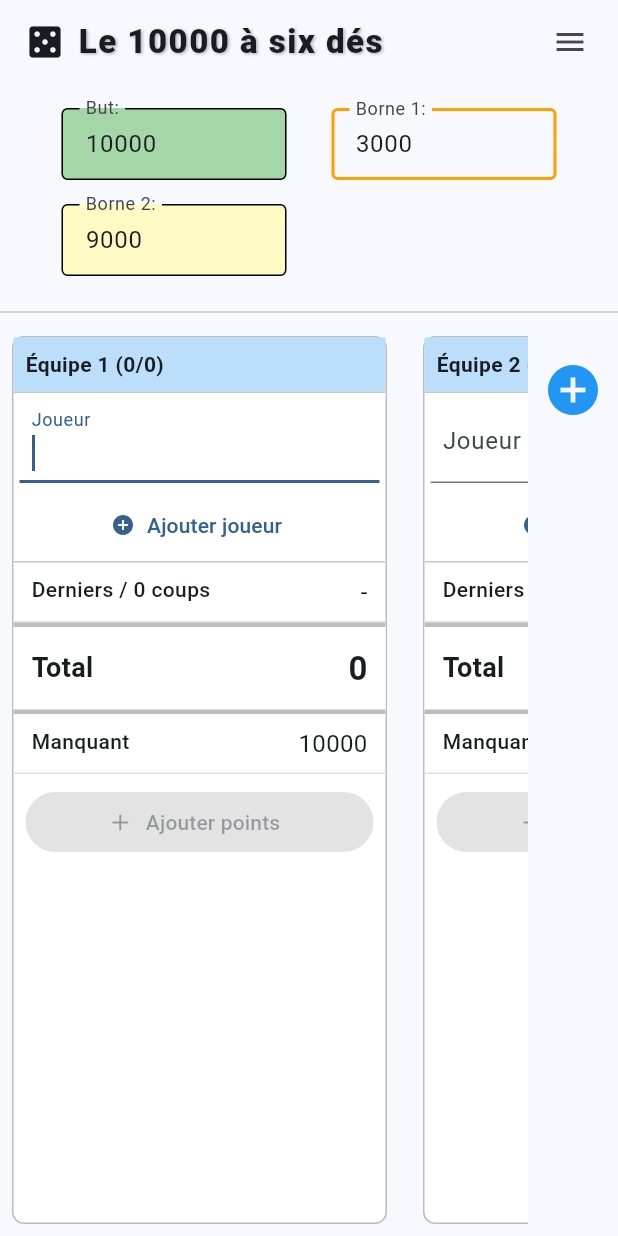
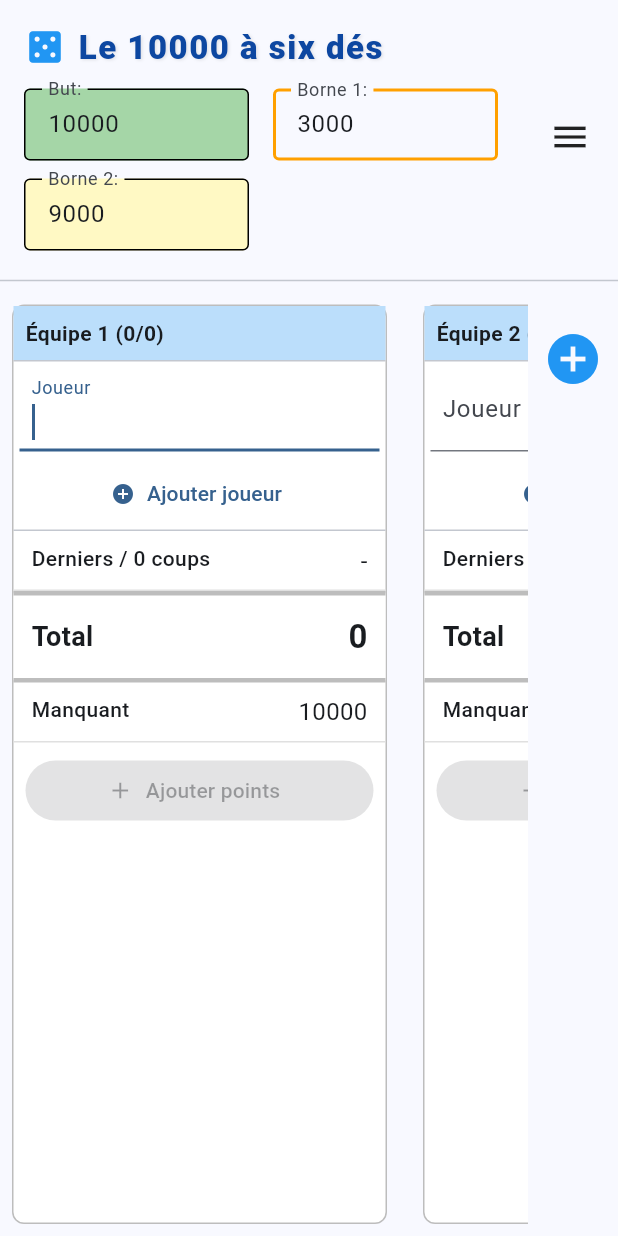
Before and after one commit to SilenusMartin/dix_mille, a Flutter app: the screen it shows after launch, on a phone screen of 412 x 824 dp. Run offline on Flutter 3.47's test engine with Material 3 defaults, Android fonts, the phone set to English and light mode, and no system bars.

Commit message:
Optimize layout for iOS Safari: remove AppBar, wrap body in SafeArea, and integrate Title, Bornes, and Menu in a single row

```diff
--- a/lib/screens/home_screen.dart
+++ b/lib/screens/home_screen.dart
@@ -11,64 +11,10 @@ class HomeScreen extends StatelessWidget {
     final gameState = Provider.of<GameState>(context);
 
     return Scaffold(
-      appBar: AppBar(
-        title: Row(
-          mainAxisSize: MainAxisSize.min,
+      body: SafeArea(
+        child: Column(
           children: [
-            const Icon(Icons.casino, size: 28),
-            const SizedBox(width: 8),
-            Text(
-              'Le 10000 à six dés',
-              style: TextStyle(
-                fontWeight: FontWeight.w900,
-                fontSize: 22,
-                letterSpacing: 1.0,
-                shadows: [
-                  Shadow(offset: const Offset(1, 1), blurRadius: 2.0, color: Colors.black.withOpacity(0.3)),
-                ],
-              ),
-            ),
-          ],
-        ),
-        actions: [
-          PopupMenuButton<String>(
-            onSelected: (value) {
-              if (value == 'nouvelle') {
-                gameState.resetGame();
-              } else if (value == 'tournoi') {
-                gameState.newTournament();
-              } else if (value == 'reset') {
-                gameState.resetApp();
-              }
-            },
-            itemBuilder: (context) => [
-              const PopupMenuItem(
-                value: 'nouvelle',
-                child: Row(
-                  children: [Icon(Icons.refresh, color: Colors.blue), SizedBox(width: 8), Text('Nouvelle partie')],
-                ),
-              ),
-              const PopupMenuItem(
-                value: 'tournoi',
-                child: Row(
-                  children: [Icon(Icons.emoji_events, color: Colors.amber), SizedBox(width: 8), Text('Nouveau tournoi')],
-                ),
-              ),
-              const PopupMenuItem(
-                value: 'reset',
-                child: Row(
-                  children: [Icon(Icons.browser_updated, color: Colors.red), SizedBox(width: 8), Text('Reset complet')],
-                ),
-              ),
-            ],
-            icon: const Icon(Icons.menu),
-          ),
-          const SizedBox(width: 8),
-        ],
-      ),
-      body: Column(
-        children: [
-          _buildSettingsBar(context, gameState),
+            _buildTopBar(context, gameState),
             const Divider(),
             Expanded(
               child: Row(
@@ -109,15 +55,46 @@ class HomeScreen extends StatelessWidget {
             ),
           ],
         ),
+      ),
     );
   }
 
-  Widget _buildSettingsBar(BuildContext context, GameState gameState) {
+  Widget _buildTopBar(BuildContext context, GameState gameState) {
     return Padding(
-      padding: const EdgeInsets.all(16.0),
+      padding: const EdgeInsets.fromLTRB(16.0, 16.0, 8.0, 12.0),
+      child: Row(
+        crossAxisAlignment: CrossAxisAlignment.center,
+        children: [
+          Expanded(
             child: Wrap(
-        spacing: 30,
-        runSpacing: 16,
+              crossAxisAlignment: WrapCrossAlignment.center,
+              spacing: 24,
+              runSpacing: 12,
+              children: [
+                // Titre
+                Row(
+                  mainAxisSize: MainAxisSize.min,
+                  children: [
+                    const Icon(Icons.casino, size: 28, color: Colors.blue),
+                    const SizedBox(width: 8),
+                    Text(
+                      'Le 10000 à six dés',
+                      style: TextStyle(
+                        fontWeight: FontWeight.w900,
+                        fontSize: 22,
+                        letterSpacing: 1.0,
+                        color: Colors.blue.shade900,
+                        shadows: [
+                          Shadow(offset: const Offset(1, 1), blurRadius: 2.0, color: Colors.black.withOpacity(0.1)),
+                        ],
+                      ),
+                    ),
+                  ],
+                ),
+                // Paramètres (Bornes)
+                Wrap(
+                  spacing: 16,
+                  runSpacing: 12,
                   children: [
                     DynamicNumberInput(
                       label: 'But:',
@@ -147,6 +124,44 @@ class HomeScreen extends StatelessWidget {
                       onChanged: (val) {
                         gameState.updateBoundary2(val);
                       },
+                    ),
+                  ],
+                ),
+              ],
+            ),
+          ),
+          // Bouton Menu
+          PopupMenuButton<String>(
+            onSelected: (value) {
+              if (value == 'nouvelle') {
+                gameState.resetGame();
+              } else if (value == 'tournoi') {
+                gameState.newTournament();
+              } else if (value == 'reset') {
+                gameState.resetApp();
+              }
+            },
+            itemBuilder: (context) => [
+              const PopupMenuItem(
+                value: 'nouvelle',
+                child: Row(
+                  children: [Icon(Icons.refresh, color: Colors.blue), SizedBox(width: 8), Text('Nouvelle partie')],
+                ),
+              ),
+              const PopupMenuItem(
+                value: 'tournoi',
+                child: Row(
+                  children: [Icon(Icons.emoji_events, color: Colors.amber), SizedBox(width: 8), Text('Nouveau tournoi')],
+                ),
+              ),
+              const PopupMenuItem(
+                value: 'reset',
+                child: Row(
+                  children: [Icon(Icons.browser_updated, color: Colors.red), SizedBox(width: 8), Text('Reset complet')],
+                ),
+              ),
+            ],
+            icon: const Icon(Icons.menu, size: 28),
           ),
         ],
       ),
```
Lines whose indentation alone changed are shown as unchanged.
